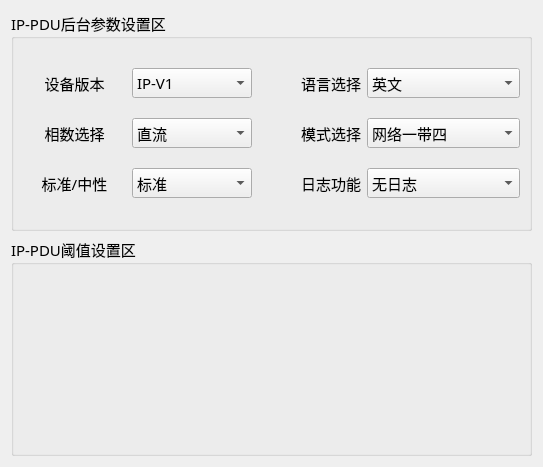
Before: the Qt Designer form IP-DebugTool/setting/set_ipwid.ui in ChinaClever/PDU-MonitorDebug, drawn with Qt 5.
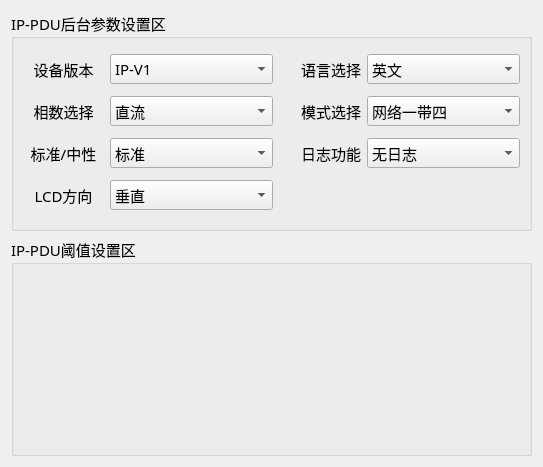
After: the same form once the commit is applied.

Diff of the .ui file:
```diff
--- a/IP-DebugTool/setting/set_ipwid.ui
+++ b/IP-DebugTool/setting/set_ipwid.ui
@@ -26,10 +26,17 @@
       <string>IP-PDU后台参数设置区</string>
      </property>
      <layout class="QGridLayout" name="gridLayout">
-      <property name="verticalSpacing">
-       <number>0</number>
-      </property>
-      <item row="0" column="1">
+      <item row="0" column="0">
+       <widget class="QLabel" name="label_12">
+        <property name="text">
+         <string>设备版本</string>
+        </property>
+        <property name="alignment">
+         <set>Qt::AlignCenter</set>
+        </property>
+       </widget>
+      </item>
+      <item row="0" column="1" colspan="2">
        <widget class="QComboBox" name="ipTypeBox">
         <property name="minimumSize">
          <size>
@@ -49,7 +56,7 @@
         </item>
        </widget>
       </item>
-      <item row="0" column="2">
+      <item row="0" column="3">
        <widget class="QLabel" name="label_2">
         <property name="text">
          <string>语言选择</string>
@@ -59,37 +66,7 @@
         </property>
        </widget>
       </item>
-      <item row="1" column="3">
-       <widget class="QComboBox" name="ipModeBox">
-        <property name="minimumSize">
-         <size>
-          <width>120</width>
-          <height>30</height>
-         </size>
-        </property>
-        <item>
-         <property name="text">
-          <string>网络一带四</string>
-         </property>
-        </item>
-        <item>
-         <property name="text">
-          <string>Modbus RTU 级联</string>
-         </property>
-        </item>
-       </widget>
-      </item>
-      <item row="0" column="0">
-       <widget class="QLabel" name="label_12">
-        <property name="text">
-         <string>设备版本</string>
-        </property>
-        <property name="alignment">
-         <set>Qt::AlignCenter</set>
-        </property>
-       </widget>
-      </item>
-      <item row="0" column="3">
+      <item row="0" column="4">
        <widget class="QComboBox" name="languageBox">
         <property name="minimumSize">
          <size>
@@ -109,16 +86,6 @@
         </item>
        </widget>
       </item>
-      <item row="1" column="2">
-       <widget class="QLabel" name="label_3">
-        <property name="text">
-         <string>模式选择</string>
-        </property>
-        <property name="alignment">
-         <set>Qt::AlignRight|Qt::AlignTrailing|Qt::AlignVCenter</set>
-        </property>
-       </widget>
-      </item>
       <item row="1" column="0">
        <widget class="QLabel" name="label_7">
         <property name="text">
@@ -129,7 +96,77 @@
         </property>
        </widget>
       </item>
-      <item row="2" column="1">
+      <item row="1" column="1" colspan="2">
+       <widget class="QComboBox" name="lineBox">
+        <property name="minimumSize">
+         <size>
+          <width>120</width>
+          <height>30</height>
+         </size>
+        </property>
+        <item>
+         <property name="text">
+          <string>直流</string>
+         </property>
+        </item>
+        <item>
+         <property name="text">
+          <string>单相</string>
+         </property>
+        </item>
+        <item>
+         <property name="text">
+          <string>两路</string>
+         </property>
+        </item>
+        <item>
+         <property name="text">
+          <string>三相</string>
+         </property>
+        </item>
+       </widget>
+      </item>
+      <item row="1" column="3">
+       <widget class="QLabel" name="label_3">
+        <property name="text">
+         <string>模式选择</string>
+        </property>
+        <property name="alignment">
+         <set>Qt::AlignRight|Qt::AlignTrailing|Qt::AlignVCenter</set>
+        </property>
+       </widget>
+      </item>
+      <item row="1" column="4">
+       <widget class="QComboBox" name="ipModeBox">
+        <property name="minimumSize">
+         <size>
+          <width>120</width>
+          <height>30</height>
+         </size>
+        </property>
+        <item>
+         <property name="text">
+          <string>网络一带四</string>
+         </property>
+        </item>
+        <item>
+         <property name="text">
+          <string>Modbus RTU 级联</string>
+         </property>
+        </item>
+       </widget>
+      </item>
+      <item row="2" column="0">
+       <widget class="QLabel" name="label_8">
+        <property name="text">
+         <string>标准/中性</string>
+        </property>
+        <property name="alignment">
+         <set>Qt::AlignCenter</set>
+        </property>
+       </widget>
+      </item>
+      <item row="2" column="1" colspan="2">
        <widget class="QComboBox" name="sBox">
         <property name="minimumSize">
          <size>
@@ -155,6 +192,16 @@
        </widget>
       </item>
       <item row="2" column="3">
+       <widget class="QLabel" name="label_11">
+        <property name="text">
+         <string>日志功能</string>
+        </property>
+        <property name="alignment">
+         <set>Qt::AlignRight|Qt::AlignTrailing|Qt::AlignVCenter</set>
+        </property>
+       </widget>
+      </item>
+      <item row="2" column="4">
        <widget class="QComboBox" name="logBox">
         <property name="minimumSize">
          <size>
@@ -174,18 +221,31 @@
         </item>
        </widget>
       </item>
-      <item row="2" column="0">
-       <widget class="QLabel" name="label_8">
+      <item row="3" column="0">
+       <widget class="QLabel" name="label_9">
         <property name="text">
-         <string>标准/中性</string>
+         <string>LCD方向</string>
         </property>
         <property name="alignment">
          <set>Qt::AlignCenter</set>
         </property>
        </widget>
       </item>
-      <item row="1" column="1">
-       <widget class="QComboBox" name="lineBox">
+      <item row="3" column="3" colspan="2">
+       <spacer name="horizontalSpacer">
+        <property name="orientation">
+         <enum>Qt::Horizontal</enum>
+        </property>
+        <property name="sizeHint" stdset="0">
+         <size>
+          <width>241</width>
+          <height>27</height>
+         </size>
+        </property>
+       </spacer>
+      </item>
+      <item row="3" column="1" colspan="2">
+       <widget class="QComboBox" name="lcdBox">
         <property name="minimumSize">
          <size>
           <width>120</width>
@@ -194,7 +254,7 @@
         </property>
         <item>
          <property name="text">
-          <string>直流</string>
+          <string>垂直</string>
          </property>
         </item>
         <item>
@@ -214,16 +274,6 @@
         </item>
        </widget>
       </item>
-      <item row="2" column="2">
-       <widget class="QLabel" name="label_11">
-        <property name="text">
-         <string>日志功能</string>
-        </property>
-        <property name="alignment">
-         <set>Qt::AlignRight|Qt::AlignTrailing|Qt::AlignVCenter</set>
-        </property>
-       </widget>
-      </item>
      </layout>
     </widget>
    </item>
```
Left out of the diff: 6 changed lines with no effect on the pictures.
